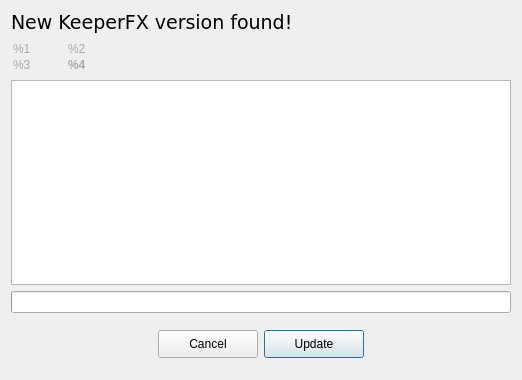
First picture: the form in ui/updatedialog.ui, repository yani/keeperfx-launcher-qt, before the edit.
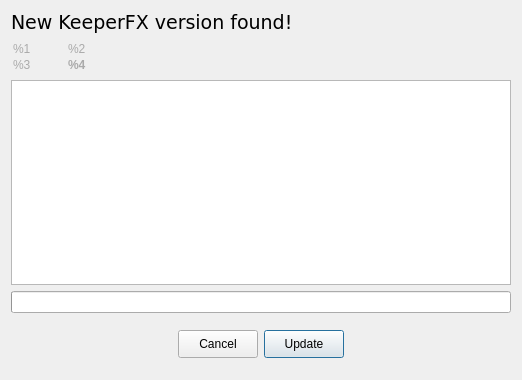
Second picture: the form after the edit. Icons and pictures are not drawn.

```diff
--- a/ui/updatedialog.ui
+++ b/ui/updatedialog.ui
@@ -118,7 +118,17 @@
      </property>
      <layout class="QHBoxLayout" name="horizontalLayout_2">
       <item>
-       <widget class="QWidget" name="widget_4" native="true"/>
+       <spacer name="horizontalSpacer">
+        <property name="orientation">
+         <enum>Qt::Orientation::Horizontal</enum>
+        </property>
+        <property name="sizeHint" stdset="0">
+         <size>
+          <width>40</width>
+          <height>20</height>
+         </size>
+        </property>
+       </spacer>
       </item>
       <item>
        <widget class="QPushButton" name="cancelButton">
@@ -128,12 +138,6 @@
           <height>28</height>
          </size>
         </property>
-        <property name="maximumSize">
-         <size>
-          <width>100</width>
-          <height>16777215</height>
-         </size>
-        </property>
         <property name="text">
          <string comment="Button">Cancel</string>
         </property>
@@ -153,12 +157,6 @@
           <height>28</height>
          </size>
         </property>
-        <property name="maximumSize">
-         <size>
-          <width>100</width>
-          <height>16777215</height>
-         </size>
-        </property>
         <property name="text">
          <string comment="Button">Update</string>
         </property>
@@ -174,7 +172,17 @@
        </widget>
       </item>
       <item>
-       <widget class="QWidget" name="widget_3" native="true"/>
+       <spacer name="horizontalSpacer_2">
+        <property name="orientation">
+         <enum>Qt::Orientation::Horizontal</enum>
+        </property>
+        <property name="sizeHint" stdset="0">
+         <size>
+          <width>40</width>
+          <height>20</height>
+         </size>
+        </property>
+       </spacer>
       </item>
      </layout>
     </widget>
```
